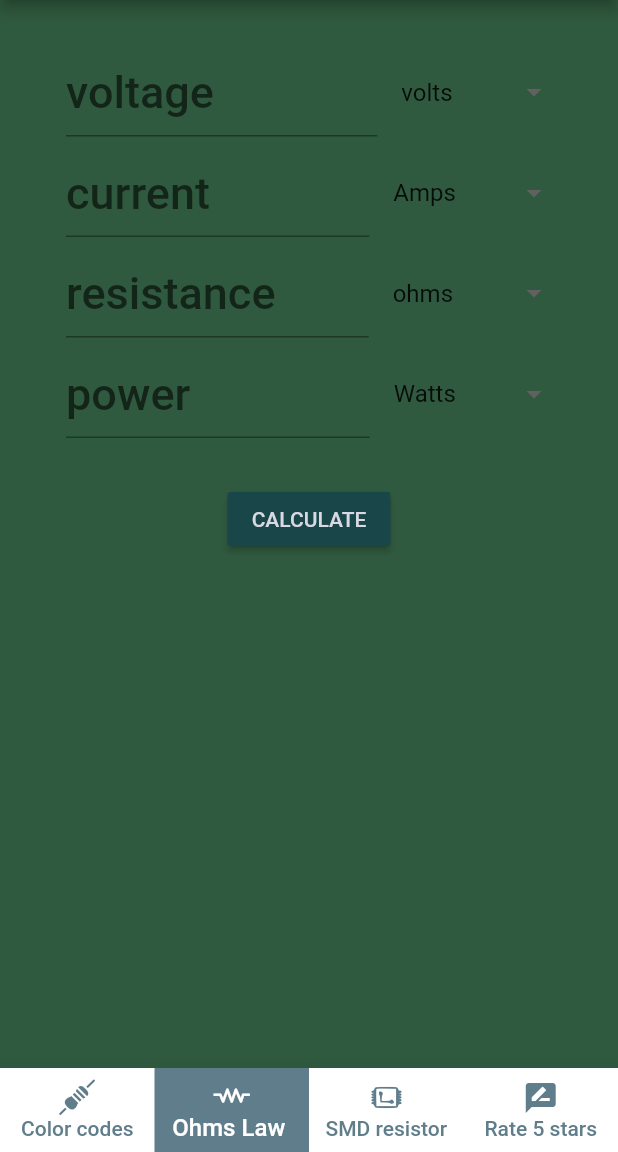
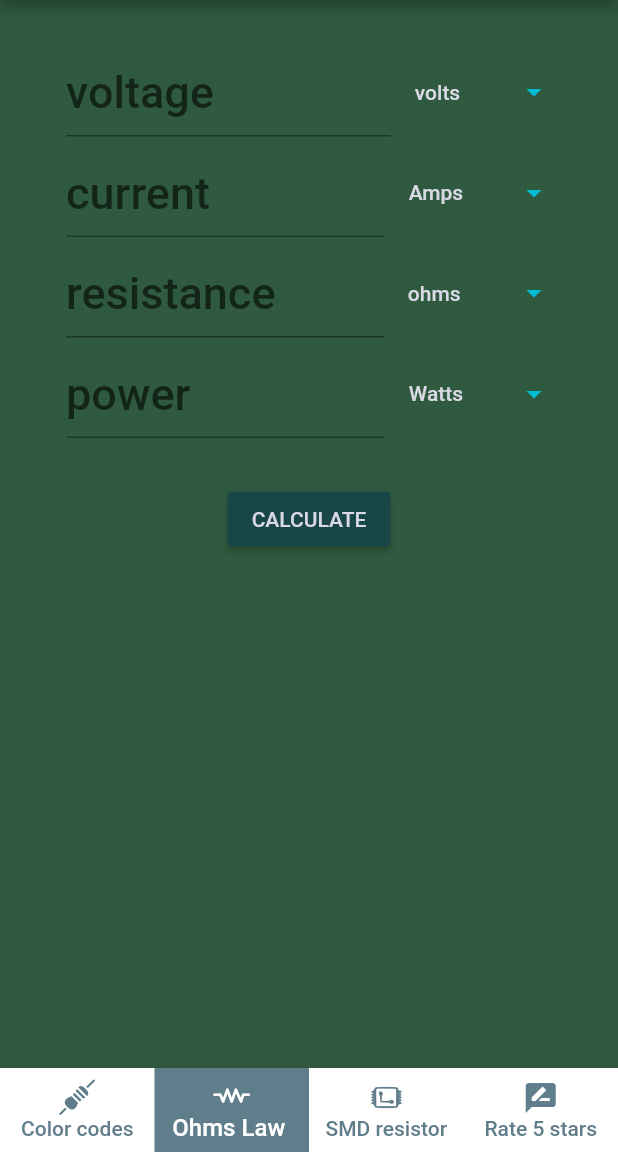
Before and after one commit to Genialngash/Resitors-band-colors-and-ohms-law, a Flutter app: the screen it shows after launch, item 2 of the bottom bar chosen, on a phone screen of 412 x 824 dp, the part 84-1236 px from its top. Run offline on Flutter 3.47's test engine with Material 2 defaults, Android fonts, the phone set to English and light mode, and no system bars; drawn by our look-alikes of flutter_snake_navigationbar; our stand-ins replace shared_preferences; missing offline and left inert: color_convert, flutter_circle_color_picker.

Commit message:
- correcte error for milli to 0.001 from 0.01 - refactored list tile

```diff
--- a/lib/pages/Ohms_Law_calculator.dart
+++ b/lib/pages/Ohms_Law_calculator.dart
@@ -30,7 +30,7 @@ class _OhmsLawCalculatorState extends State<OhmsLawCalculator> {
     ),
     DropdownMenuItem(
       child: Text('milliVolts'),
-      value: 0.01,
+      value: 0.001,
     ),
   ];
 
@@ -49,7 +49,7 @@ class _OhmsLawCalculatorState extends State<OhmsLawCalculator> {
     ),
     DropdownMenuItem(
       child: Text('milliAmps'),
-      value: 0.01,
+      value: 0.001,
     ),
   ];
 
@@ -68,7 +68,7 @@ class _OhmsLawCalculatorState extends State<OhmsLawCalculator> {
     ),
     DropdownMenuItem(
       child: Text('milliOhms'),
-      value: 0.01,
+      value: 0.001,
     ),
   ];
 
@@ -87,7 +87,7 @@ class _OhmsLawCalculatorState extends State<OhmsLawCalculator> {
     ),
     DropdownMenuItem(
       child: Text('milliWatts'),
-      value: 0.01,
+      value: 0.001,
     ),
   ];
 
@@ -303,145 +303,64 @@ class _OhmsLawCalculatorState extends State<OhmsLawCalculator> {
           mainAxisAlignment: MainAxisAlignment.center,
           crossAxisAlignment: CrossAxisAlignment.center,
           children: [
-            ListTile(
-              title: TextField(
-                cursorWidth: 3.5,
-                keyboardType: TextInputType.numberWithOptions(),
+            buildOhmsLawListile(
                 controller: _voltageController,
-                maxLength: 14,
-                maxLines: null,
-                cursorColor: Color(0xff98DEDA),
-                style: textStyling(fontSize: 30),
-                textAlign: TextAlign.start,
-                decoration: InputDecoration(
-                  border: UnderlineInputBorder(),
                 hintText: voltageHintText,
-                  counter: Offstage(),
-                ),
-                onChanged: (String input) {
+                onChangeTextField: (String input) {
                   setState(() {
                     voltageInput = input;
                   });
                 },
-              ),
-              trailing: DropdownButton(
-                dropdownColor: Color(0xffC0C3DC),
-                items: voltDownMenuItems,
-                underline: Offstage(),
-                onChanged: (num value) {
+                dropdownMenuItems: voltDownMenuItems,
+                onChangeDropDown: (var value) {
                   setState(() {
                     voltsMultiplier =
                         value; // change the value to its respective name of the prefix standard(mega,kilo)
                   });
-
-                  print(voltage);
                 },
-                value: voltsMultiplier,
-              ),
-            ),
-            ListTile(
-              title: TextField(
-                cursorWidth: 4.0,
-                keyboardType: TextInputType.numberWithOptions(),
+                dropDownValue: voltsMultiplier),
+            buildOhmsLawListile(
                 controller: _currentController,
-                maxLength: 14,
-                maxLines: null,
-                cursorColor: Color(0xff98DEDA),
-                style: textStyling(fontSize: 30),
-                textAlign: TextAlign.start,
-                decoration: InputDecoration(
-                  border: UnderlineInputBorder(),
                 hintText: currentHintText,
-                  counter: Offstage(),
-                ),
-                onChanged: (String input) {
+                onChangeTextField: (String input) {
                   setState(() {
                     currentInput = input;
                   });
                 },
-                onSubmitted: (String c) {
-                  calculateAnswer();
-                },
-              ),
-              trailing: DropdownButton(
-                  items: currentDownMenuItems,
-                  value: currentMultiplier,
-                  underline: Offstage(),
-                  onChanged: (num value) {
+                dropdownMenuItems: currentDownMenuItems,
+                onChangeDropDown: (var value) {
                   setState(() {
                     currentMultiplier = value;
                   });
-
-                    print(current);
-                  }),
-            ),
-            ListTile(
-              title: TextField(
-                cursorWidth: 4.0,
-
-                keyboardType: TextInputType.numberWithOptions(),
+                },
+                dropDownValue: currentMultiplier),
+            buildOhmsLawListile(
                 controller: _resistanceController,
-                maxLength: 14,
-                maxLines: null,
-                cursorColor: Color(0xff98DEDA),
-                style: textStyling(fontSize: 30),
-                textAlign: TextAlign.start,
-                decoration: InputDecoration(
-                  border: UnderlineInputBorder(),
                 hintText: resistanceHintText,
-                  counter: Offstage(),
-                ),
-                onChanged: (String input) {
+                onChangeTextField: (String input) {
                   setState(() {
-                    //  _resistanceController.text = input;
                     resistanceInput = input;
                   });
                 },
-                // onEditingComplete: () {
-                //   _voltageController.clear();
-                // },
-              ),
-              trailing: DropdownButton(
-                  items: resistanceDownMenuItems,
-                  value: resistanceMultiplier,
-                  underline: Offstage(),
-                  onChanged: (num value) {
+                dropdownMenuItems: resistanceDownMenuItems,
+                onChangeDropDown: (var value) {
                   setState(() {
                     resistanceMultiplier = value;
                   });
-                  }),
-            ),
-            ListTile(
-              title: TextField(
-                cursorWidth: 4.0,
-                keyboardType: TextInputType.numberWithOptions(),
-                controller: _powerController,
-                maxLength: 14,
-                maxLines: null,
-                cursorColor: Color(0xff98DEDA),
-                style: textStyling(fontSize: 30),
-                textAlign: TextAlign.start,
-                decoration: InputDecoration(
-                  border: UnderlineInputBorder(),
-                  hintText: powerHintText,
-                  counter: Offstage(),
-                ),
-                onChanged: (String input) {
+                },
+                dropDownValue: resistanceMultiplier),
+
+                buildOhmsLawListile(controller: _powerController,
+                hintText: powerHintText,onChangeTextField: (String input) {
                   setState(() {
                     powerInput = input;
                   });
-                },
-              ),
-              trailing: DropdownButton(
-                  underline: Offstage(),
-                  value: powerMultiplier,
-                  items: powerDownMenuItems,
-                  onChanged: (num value) {
+                },dropdownMenuItems: powerDownMenuItems,onChangeDropDown: (var value) {
                     setState(() {
                       powerMultiplier = value;
                     });
-                  }),
-            ),
+                  },dropDownValue: powerMultiplier) ,
+
             SizedBox(
               height: 26,
             ),
```
Lines whose indentation alone changed are shown as unchanged.
